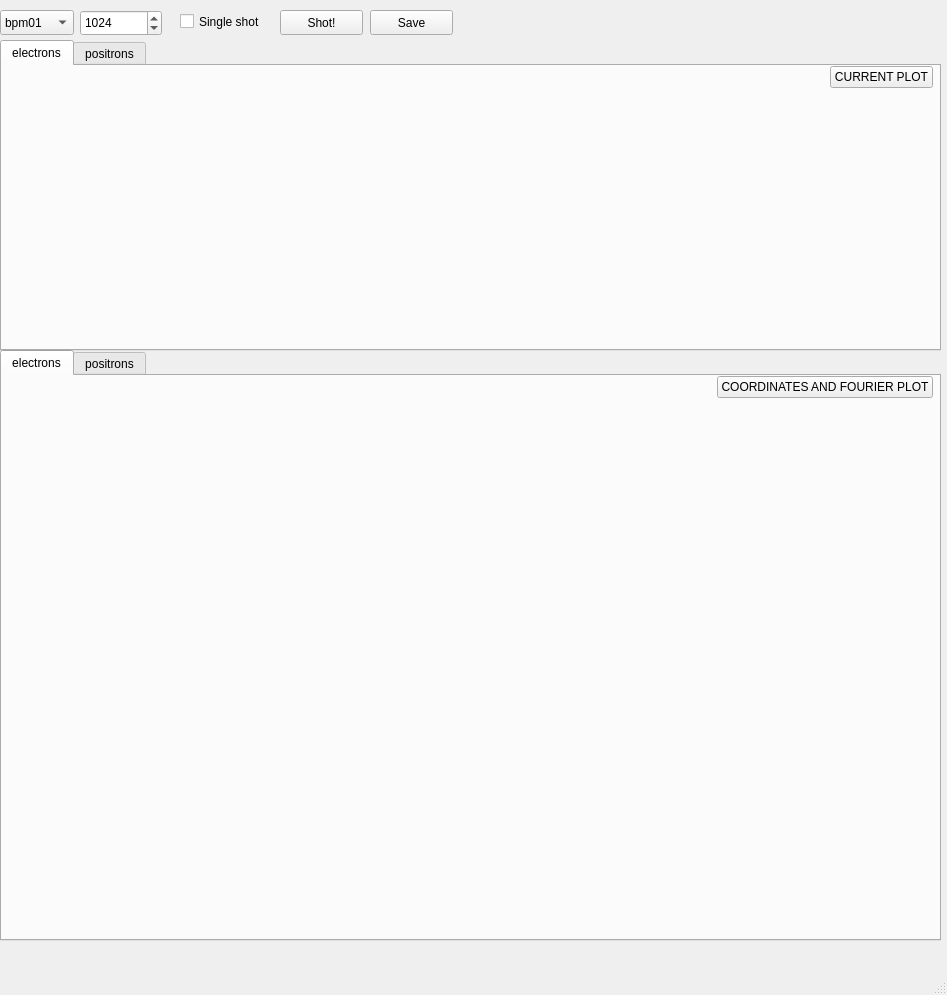
Above: uis/plot's.ui from vitaliibalakin/c_orbit before the change. Below: the same form after it.
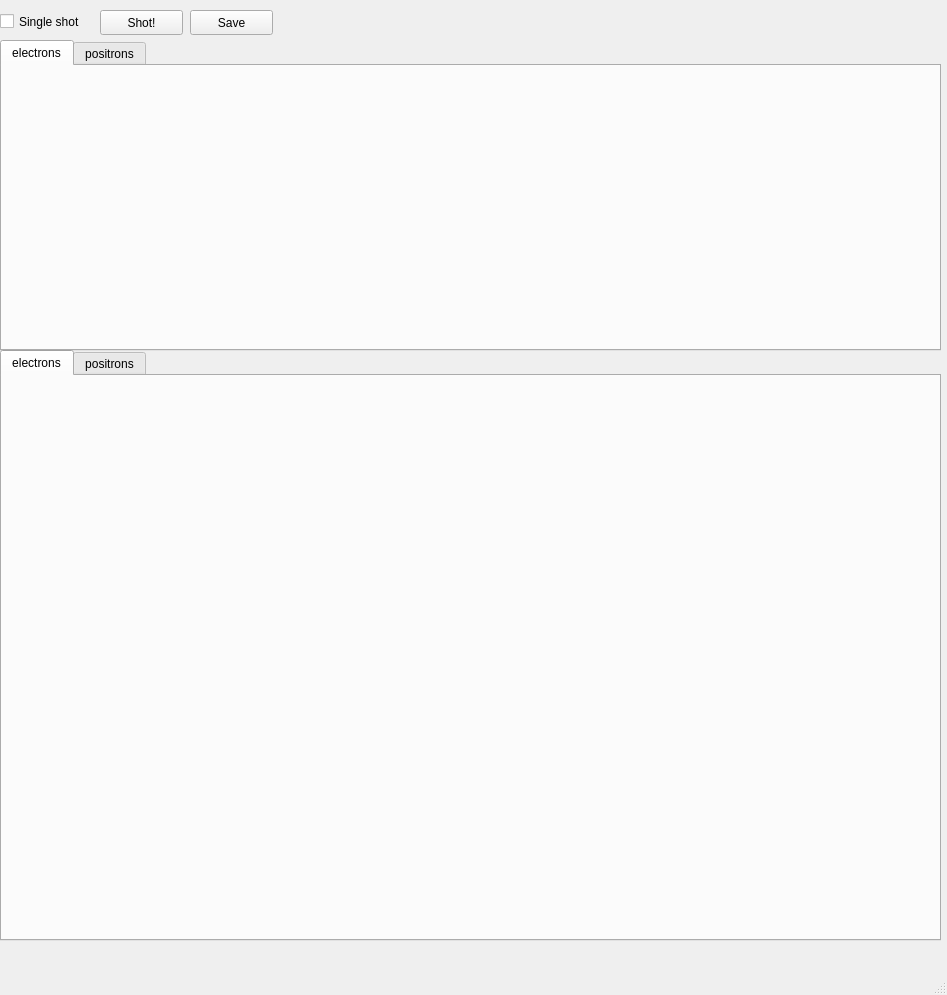
That is the form after the change.

Diff of the .ui file:
```diff
--- a/uis/plot's.ui
+++ b/uis/plot's.ui
@@ -40,29 +40,9 @@
        </rect>
       </property>
       <layout class="QGridLayout" name="gridLayout_3">
-       <item row="0" column="1">
-        <spacer name="horizontalSpacer">
-         <property name="orientation">
-          <enum>Qt::Horizontal</enum>
-         </property>
-         <property name="sizeHint" stdset="0">
-          <size>
-           <width>40</width>
-           <height>20</height>
-          </size>
-         </property>
-        </spacer>
-       </item>
-       <item row="1" column="0" colspan="3">
+       <item row="0" column="0" colspan="2">
         <widget class="QWidget" name="fft_plot_e" native="true"/>
        </item>
-       <item row="0" column="2">
-        <widget class="QPushButton" name="pushButton_3">
-         <property name="text">
-          <string>COORDINATES AND FOURIER PLOT</string>
-         </property>
-        </widget>
-       </item>
       </layout>
      </widget>
     </widget>
@@ -146,29 +126,9 @@
        </rect>
       </property>
       <layout class="QGridLayout" name="gridLayout_4">
-       <item row="0" column="1">
-        <spacer name="horizontalSpacer_3">
-         <property name="orientation">
-          <enum>Qt::Horizontal</enum>
-         </property>
-         <property name="sizeHint" stdset="0">
-          <size>
-           <width>40</width>
-           <height>20</height>
-          </size>
-         </property>
-        </spacer>
-       </item>
-       <item row="1" column="0" colspan="3">
+       <item row="0" column="0" colspan="2">
         <widget class="QWidget" name="turns_mes_plot_e" native="true"/>
        </item>
-       <item row="0" column="2">
-        <widget class="QPushButton" name="pushButton_2">
-         <property name="text">
-          <string>CURRENT PLOT</string>
-         </property>
-        </widget>
-       </item>
       </layout>
      </widget>
     </widget>
@@ -213,116 +173,10 @@
      </widget>
     </widget>
    </widget>
-   <widget class="QComboBox" name="turns_bpm">
-    <property name="geometry">
-     <rect>
-      <x>0</x>
-      <y>10</y>
-      <width>74</width>
-      <height>25</height>
-     </rect>
-    </property>
-    <item>
-     <property name="text">
-      <string>bpm01</string>
-     </property>
-    </item>
-    <item>
-     <property name="text">
-      <string>bpm02</string>
-     </property>
-    </item>
-    <item>
-     <property name="text">
-      <string>bpm03</string>
-     </property>
-    </item>
-    <item>
-     <property name="text">
-      <string>bpm04</string>
-     </property>
-    </item>
-    <item>
-     <property name="text">
-      <string>bpm05</string>
-     </property>
-    </item>
-    <item>
-     <property name="text">
-      <string>bpm07</string>
-     </property>
-    </item>
-    <item>
-     <property name="text">
-      <string>bpm08</string>
-     </property>
-    </item>
-    <item>
-     <property name="text">
-      <string>bpm09</string>
-     </property>
-    </item>
-    <item>
-     <property name="text">
-      <string>bpm10</string>
-     </property>
-    </item>
-    <item>
-     <property name="text">
-      <string>bpm11</string>
-     </property>
-    </item>
-    <item>
-     <property name="text">
-      <string>bpm12</string>
-     </property>
-    </item>
-    <item>
-     <property name="text">
-      <string>bpm13</string>
-     </property>
-    </item>
-    <item>
-     <property name="text">
-      <string>bpm14</string>
-     </property>
-    </item>
-    <item>
-     <property name="text">
-      <string>bpm15</string>
-     </property>
-    </item>
-    <item>
-     <property name="text">
-      <string>bpm16</string>
-     </property>
-    </item>
-    <item>
-     <property name="text">
-      <string>bpm17</string>
-     </property>
-    </item>
-   </widget>
-   <widget class="QSpinBox" name="bpm_num_pts">
-    <property name="geometry">
-     <rect>
-      <x>80</x>
-      <y>10</y>
-      <width>82</width>
-      <height>26</height>
-     </rect>
-    </property>
-    <property name="maximum">
-     <number>131072</number>
-    </property>
-    <property name="value">
-     <number>1024</number>
-    </property>
-   </widget>
    <widget class="QPushButton" name="btn_shot">
     <property name="geometry">
      <rect>
-      <x>280</x>
+      <x>100</x>
       <y>10</y>
       <width>83</width>
       <height>25</height>
@@ -335,7 +189,7 @@
    <widget class="QCheckBox" name="chb_single_shot">
     <property name="geometry">
      <rect>
-      <x>180</x>
+      <x>0</x>
       <y>10</y>
       <width>101</width>
       <height>23</height>
@@ -348,7 +202,7 @@
    <widget class="QPushButton" name="btn_save">
     <property name="geometry">
      <rect>
-      <x>370</x>
+      <x>190</x>
       <y>10</y>
       <width>83</width>
       <height>25</height>
```
